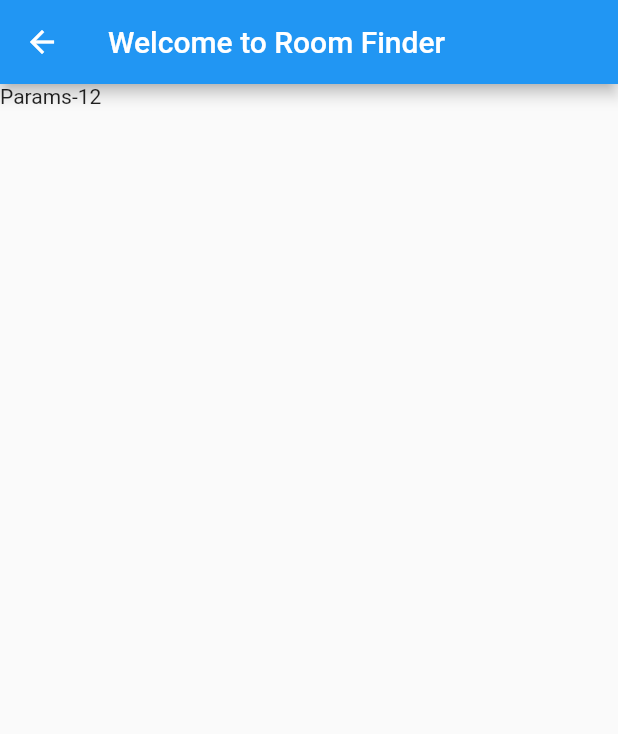
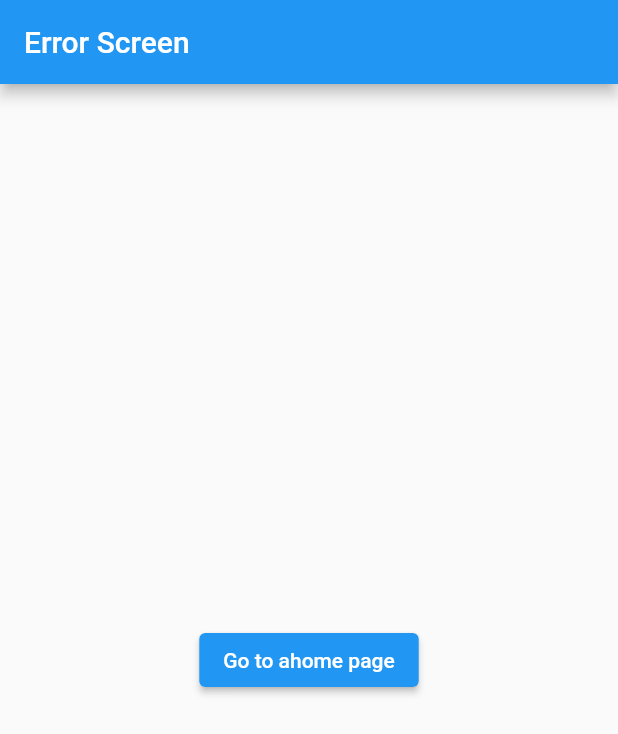
Before and after one commit to learnatwhitecoal/dailyflutter, a Flutter app: the screen it shows after launch, after a tap on "Move to next path", on a phone screen of 412 x 824 dp. Shown: the top 734 px of the screen. Run offline on Flutter 3.47's test engine with Material 2 defaults, Android fonts, the phone set to English and light mode, and no system bars; our stand-ins replace go_router.

```diff
--- a/lib/routes/router.dart
+++ b/lib/routes/router.dart
@@ -1,13 +1,24 @@
+import 'package:dailyflutter/screens/error_screen.dart';
 import 'package:dailyflutter/screens/home_screen.dart';
+import 'package:dailyflutter/screens/login_screen.dart';
 import 'package:dailyflutter/screens/params_screen.dart';
 import 'package:go_router/go_router.dart';
 
 // GoRouter configuration
 final appRouter = GoRouter(
+  errorBuilder: (context, state) => const ErrorScreen(),
   routes: [
     GoRoute(
         path: '/',
         builder: (context, state) => const HomeScreen(),
+        redirect: (context, state) {
+          bool isLoggedIn = true; //logic for login
+          if (isLoggedIn) {
+            return "/";
+          }
+
+          //return "/login";
+        },
         routes: [
           GoRoute(
             path: 'routeparams/:id',
@@ -15,5 +26,9 @@ final appRouter = GoRouter(
                 ScreenWithPath(id: state.pathParameters['id']),
           ),
         ]),
+    GoRoute(
+      path: "/login",
+      builder: (context, state) => const LoginScreen(),
+    )
   ],
 );
--- /dev/null
+++ b/lib/screens/error_screen.dart
@@ -0,0 +1,22 @@
+import 'package:flutter/material.dart';
+import 'package:go_router/go_router.dart';
+
+class ErrorScreen extends StatelessWidget {
+  const ErrorScreen({super.key});
+
+  @override
+  Widget build(BuildContext context) {
+    return Scaffold(
+      appBar: AppBar(
+        automaticallyImplyLeading: true,
+        title: const Text("Error Screen"),
+      ),
+      body: Center(
+        child: ElevatedButton(
+          onPressed: () => context.go("/"),
+          child: const Text("Go to ahome page"),
+        ),
+      ),
+    );
+  }
+}
--- a/lib/screens/home_screen.dart
+++ b/lib/screens/home_screen.dart
@@ -11,8 +11,11 @@ class HomeScreen extends StatelessWidget {
       body: Column(
         children: [
           TextButton(
-              onPressed: () => {context.go("/routeparams/12")},
-              child: const Text("Move to next path"))
+              onPressed: () => {context.go("/routepsarams/12")},
+              child: Container(
+                color: Colors.amber,
+                child: const Text("Move to next path"),
+              ))
         ],
       ),
     );
```
Also changed, not shown: lib/screens/login_screen.dart (added, +18 -0 lines).
